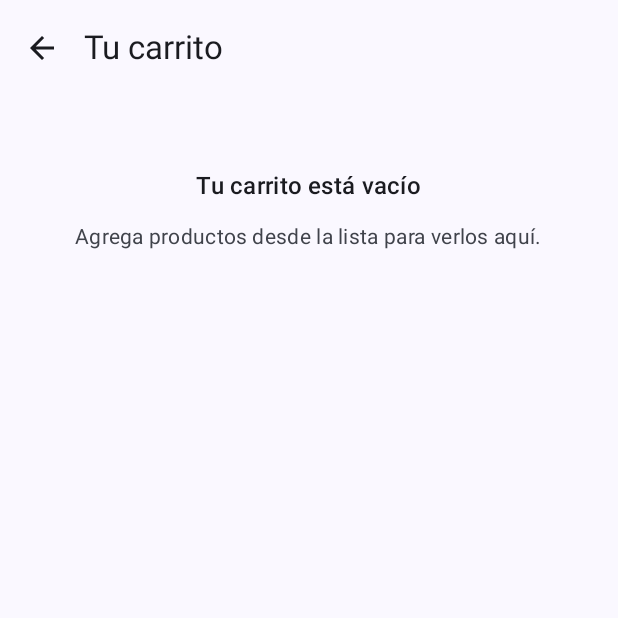
After one commit to ragallardom/LevelUpApp, an Android app built with Jetpack Compose: the CarritoScreen screen opened through its navigation route, on a phone screen of 412 x 824 dp, the top half of it. The commit adds this screen. Run offline under Robolectric (Android 15) with nearby library versions, the light colour scheme and no system bars.

Commit message:
Add shopping cart UI and integrate with product list

```diff
--- a/app/src/main/java/cl/duoc/levelupapp/ui/app/AppNavHost.kt
+++ b/app/src/main/java/cl/duoc/levelupapp/ui/app/AppNavHost.kt
@@ -1,10 +1,15 @@
 package cl.duoc.levelupapp.ui.app
 
+import androidx.activity.ComponentActivity
 import androidx.compose.material3.ExperimentalMaterial3Api
 import androidx.compose.runtime.Composable
+import androidx.compose.ui.platform.LocalContext
+import androidx.lifecycle.viewmodel.compose.viewModel
 import androidx.navigation.compose.NavHost
 import androidx.navigation.compose.composable
 import androidx.navigation.compose.rememberNavController
+import cl.duoc.levelupapp.ui.carrito.CarritoScreen
+import cl.duoc.levelupapp.ui.carrito.CarritoViewModel
 import cl.duoc.levelupapp.ui.home.HomeScreen
 import cl.duoc.levelupapp.ui.login.LoginScreen
 import cl.duoc.levelupapp.ui.principal.PrincipalScreen
@@ -13,6 +18,8 @@ import cl.duoc.levelupapp.ui.principal.PrincipalScreen
 @Composable
 fun AppNavHost() {
     val nav = rememberNavController()
+    val activity = LocalContext.current as ComponentActivity
+    val carritoViewModel: CarritoViewModel = viewModel(activity)
 
     NavHost(navController = nav, startDestination = Route.HomeRoot.path) {
 
@@ -47,7 +54,16 @@ fun AppNavHost() {
                             inclusive = true
                         }
                     }
-                }
+                },
+                onCartClick = { nav.navigate(Route.Cart.path) },
+                carritoViewModel = carritoViewModel
+            )
+        }
+
+        composable(Route.Cart.path) {
+            CarritoScreen(
+                onBack = { nav.popBackStack() },
+                viewModel = carritoViewModel
             )
         }
     }
--- a/app/src/main/java/cl/duoc/levelupapp/ui/app/Routes.kt
+++ b/app/src/main/java/cl/duoc/levelupapp/ui/app/Routes.kt
@@ -4,6 +4,7 @@ sealed class Route(val path: String) {
     data object HomeRoot : Route("homeRoot")
     data object Login : Route("login")
     data object Principal : Route("principal")
+    data object Cart : Route("carrito")
     data object Register : Route("registrarse")
     data object RecoverPassword : Route("recuperarContrasena")
 }
--- /dev/null
+++ b/app/src/main/java/cl/duoc/levelupapp/ui/carrito/CarritoScreen.kt
@@ -0,0 +1,122 @@
+package cl.duoc.levelupapp.ui.carrito
+
+import androidx.compose.foundation.layout.Arrangement
+import androidx.compose.foundation.layout.Column
+import androidx.compose.foundation.layout.PaddingValues
+import androidx.compose.foundation.layout.Spacer
+import androidx.compose.foundation.layout.fillMaxSize
+import androidx.compose.foundation.layout.fillMaxWidth
+import androidx.compose.foundation.layout.height
+import androidx.compose.foundation.layout.navigationBarsPadding
+import androidx.compose.foundation.layout.padding
+import androidx.compose.foundation.lazy.LazyColumn
+import androidx.compose.foundation.lazy.items
+import androidx.compose.material.icons.Icons
+import androidx.compose.material.icons.automirrored.filled.ArrowBack
+import androidx.compose.material3.ExperimentalMaterial3Api
+import androidx.compose.material3.Icon
+import androidx.compose.material3.IconButton
+import androidx.compose.material3.MaterialTheme
+import androidx.compose.material3.Scaffold
+import androidx.compose.material3.Text
+import androidx.compose.material3.TopAppBar
+import androidx.compose.runtime.Composable
+import androidx.compose.runtime.collectAsState
+import androidx.compose.runtime.getValue
+import androidx.compose.ui.Alignment
+import androidx.compose.ui.Modifier
+import androidx.compose.ui.text.font.FontWeight
+import androidx.compose.ui.unit.dp
+import cl.duoc.levelupapp.ui.carrito.components.UiCarritoCard
+
+@OptIn(ExperimentalMaterial3Api::class)
+@Composable
+fun CarritoScreen(
+    onBack: () -> Unit,
+    viewModel: CarritoViewModel
+) {
+    val uiState by viewModel.uiState.collectAsState()
+
+    Scaffold(
+        topBar = {
+            TopAppBar(
+                title = { Text(text = "Tu carrito") },
+                navigationIcon = {
+                    IconButton(onClick = onBack) {
+                        Icon(
+                            imageVector = Icons.AutoMirrored.Filled.ArrowBack,
+                            contentDescription = "Volver"
+                        )
+                    }
+                }
+            )
+        }
+    ) { padding ->
+        Column(
+            modifier = Modifier
+                .fillMaxSize()
+                .padding(padding)
+                .padding(horizontal = 16.dp)
+                .navigationBarsPadding(),
+            verticalArrangement = Arrangement.spacedBy(16.dp)
+        ) {
+            if (uiState.items.isEmpty()) {
+                EmptyCartState()
+            } else {
+                LazyColumn(
+                    modifier = Modifier.weight(1f, fill = false),
+                    verticalArrangement = Arrangement.spacedBy(12.dp),
+                    contentPadding = PaddingValues(vertical = 8.dp)
+                ) {
+                    items(uiState.items, key = { it.producto.codigo }) { item ->
+                        UiCarritoCard(
+                            item = item,
+                            onRemove = { viewModel.quitarProducto(item.producto.codigo) }
+                        )
+                    }
+                }
+
+                Column(
+                    modifier = Modifier
+                        .fillMaxWidth()
+                        .padding(bottom = 24.dp),
+                    verticalArrangement = Arrangement.spacedBy(8.dp)
+                ) {
+                    Text(
+                        text = "Total de productos: ${uiState.totalItems}",
+                        style = MaterialTheme.typography.bodyLarge
+                    )
+                    Text(
+                        text = "Total a pagar: $${uiState.formattedTotal} CLP",
+                        style = MaterialTheme.typography.titleMedium.copy(
+                            fontWeight = FontWeight.SemiBold
+                        )
+                    )
+                }
+            }
+        }
+    }
+}
+
+@Composable
+private fun EmptyCartState() {
+    Column(
+        modifier = Modifier
+            .fillMaxSize()
+            .padding(top = 48.dp),
+        horizontalAlignment = Alignment.CenterHorizontally,
+        verticalArrangement = Arrangement.spacedBy(12.dp)
+    ) {
+        Text(
+            text = "Tu carrito está vacío",
+            style = MaterialTheme.typography.titleMedium,
+            fontWeight = FontWeight.SemiBold
+        )
+        Text(
+            text = "Agrega productos desde la lista para verlos aquí.",
+            style = MaterialTheme.typography.bodyMedium,
+            color = MaterialTheme.colorScheme.onSurfaceVariant
+        )
+        Spacer(modifier = Modifier.height(24.dp))
+    }
+}
```
Also changed, not shown: app/src/main/java/cl/duoc/levelupapp/ui/carrito/CarritoViewModel.kt (added, +66 -0 lines), app/src/main/java/cl/duoc/levelupapp/ui/carrito/components/UiCarritoCard.kt (added, +92 -0 lines), app/src/main/java/cl/duoc/levelupapp/ui/principal/PrincipalScreen.kt (+40 -10 lines).
